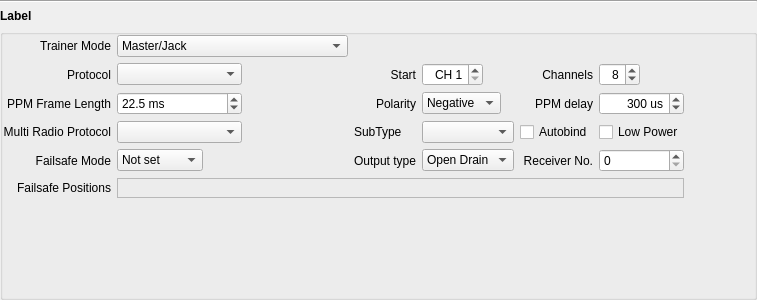
This is companion/src/modeledit/setup_module.ui in opentx/opentx as Qt 5 draws it before an edit. The edited form follows.
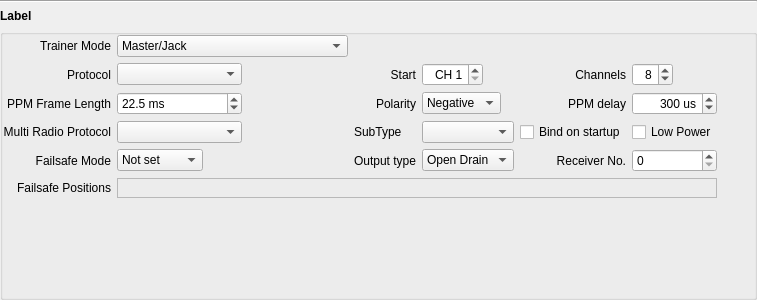
This is the edited form.

```diff
--- a/companion/src/modeledit/setup_module.ui
+++ b/companion/src/modeledit/setup_module.ui
@@ -611,7 +611,7 @@
       <item row="4" column="4">
        <widget class="QCheckBox" name="cb_autoBind">
         <property name="text">
-         <string>Autobind</string>
+         <string>Bind on startup</string>
         </property>
        </widget>
       </item>
```
